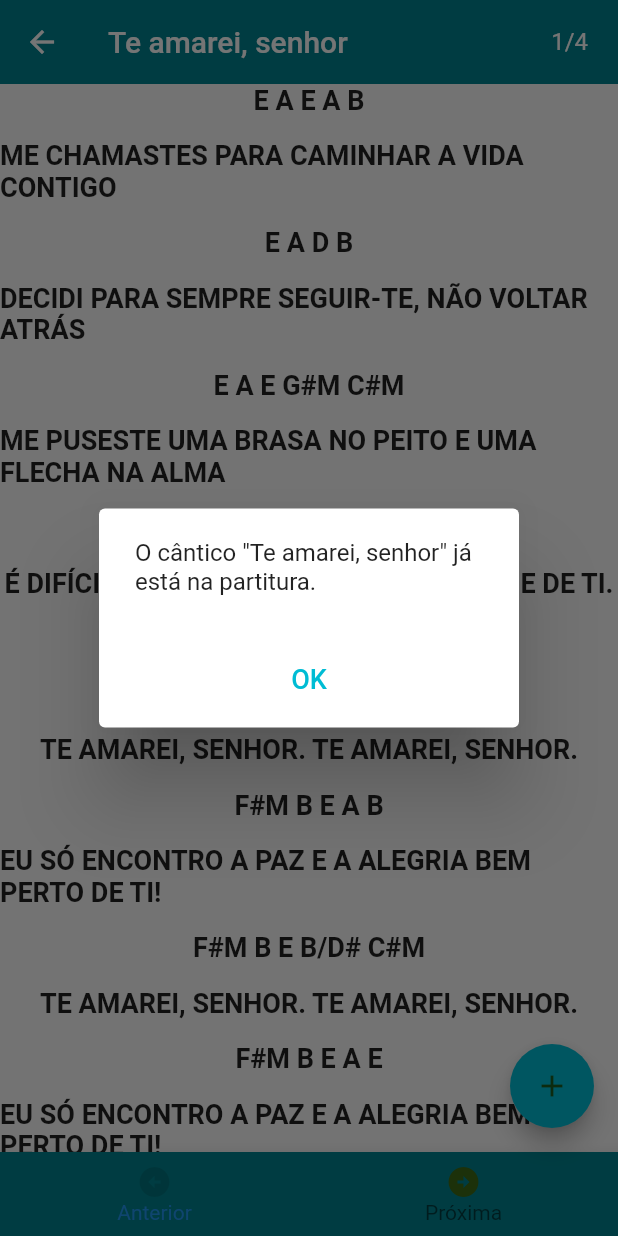
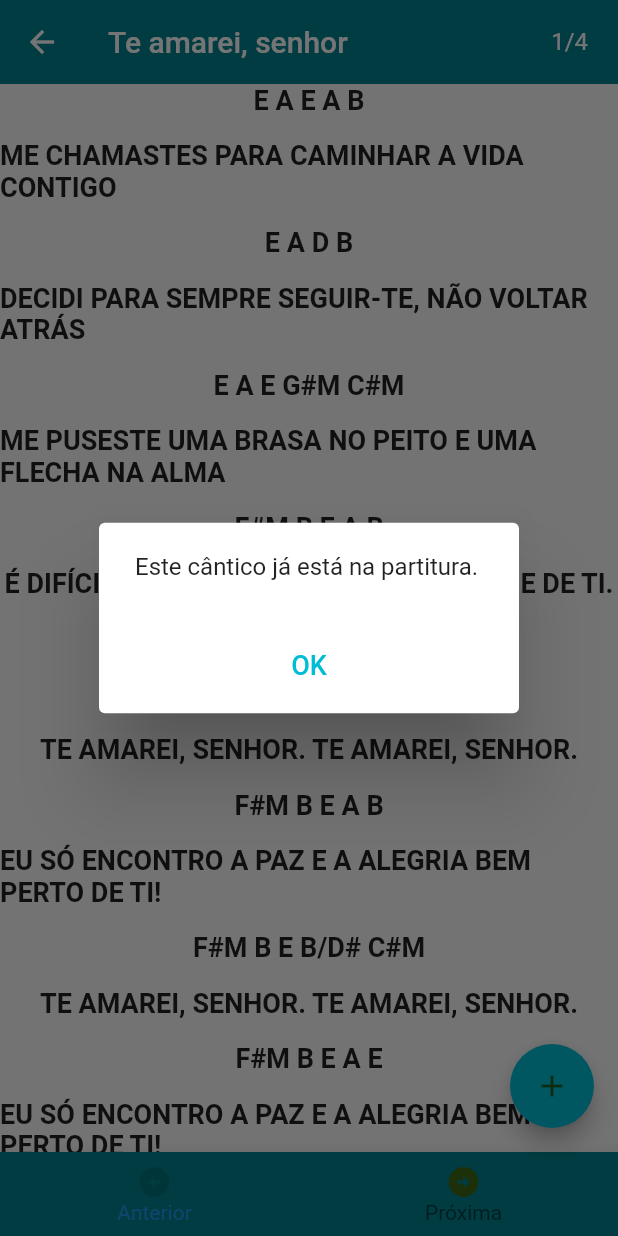
Before and after one commit to ddiasguto/mliturgica, a Flutter app: the ShowMusic screen opened directly, after a tap on the "add" icon, on a phone screen of 412 x 824 dp. Run offline on Flutter 3.47's test engine with Material 2 defaults, Android fonts, the phone set to English and light mode, and no system bars.

Commit message:
already in sheet text modified

```diff
--- a/lib/widgets/already_in_sheet.dart
+++ b/lib/widgets/already_in_sheet.dart
@@ -7,9 +7,7 @@ Widget alreadyInSheet(context) {
   int indexCategory = maestro.getIndexCategory;
   return AlertDialog(
     content: Container(
-        width: 120,
-        child: Text(
-            'O cântico "${maestro.getSheet[indexCategory][0]}" já está na partitura.')),
+        width: 120, child: Text('Este cântico já está na partitura.')),
     actionsAlignment: MainAxisAlignment.spaceEvenly,
     actions: <Widget>[
       TextButton(
```
